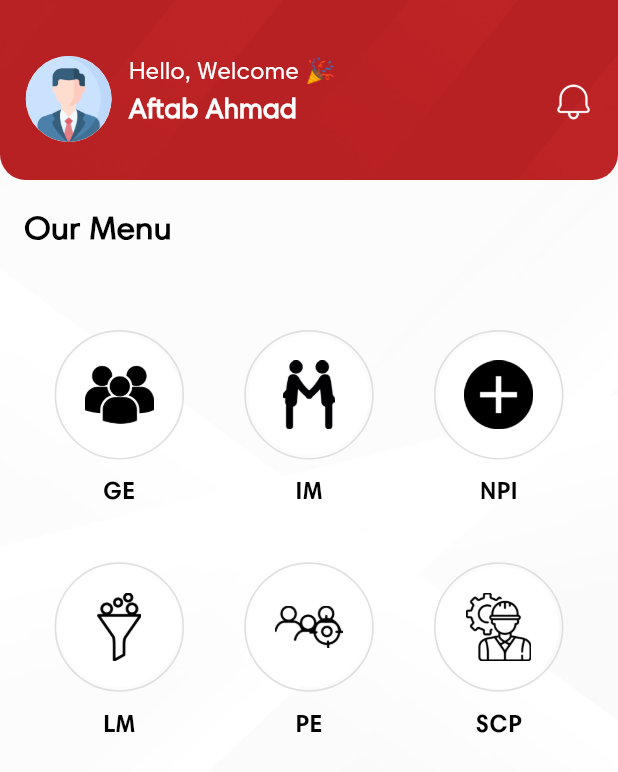
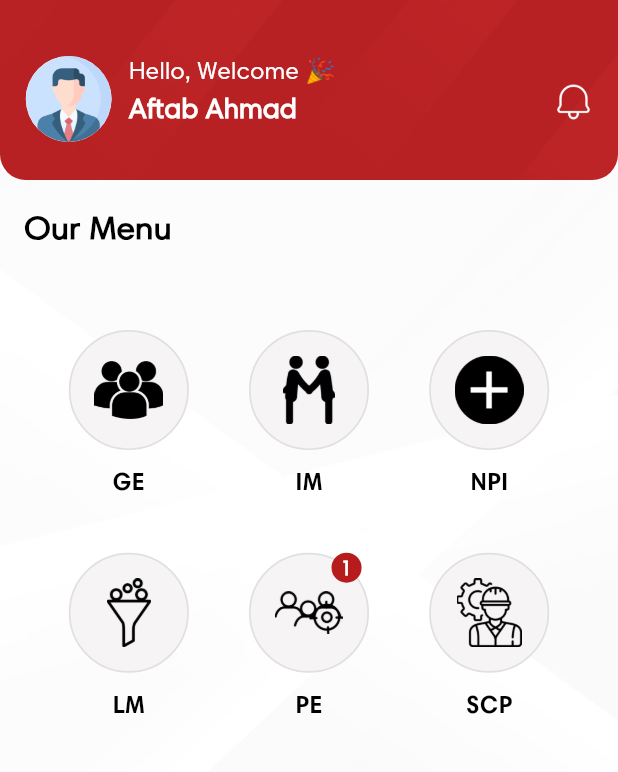
Before and after one commit to syedrehan46/Maple-Leaf, a Flutter app: the UleDashboardView screen opened directly, on a phone screen of 412 x 824 dp. Shown: the top 772 px of the screen. Run offline on Flutter 3.47's test engine with Material 3 defaults, Android fonts, the phone set to English and light mode, and no system bars; our stand-ins replace device_info_plus, firebase_core, flutter_easyloading, flutter_screenutil, flutter_svg, get and 3 more; accounts and stored records are empty.

Commit message:
color setings

```diff
--- a/lib/view/dashboard/ule_dashboard_view.dart
+++ b/lib/view/dashboard/ule_dashboard_view.dart
@@ -114,7 +114,7 @@ class _UleDashboardViewState extends State<UleDashboardView> {
                     style: TextStyle(
                       color: Colors.black,
                       fontSize: 22,
-                      fontWeight: FontWeight.bold,
+                      fontWeight: FontWeight.w700,
                     ),
                   ),
                 ),
@@ -162,10 +162,30 @@ class _UleDashboardViewState extends State<UleDashboardView> {
                             label: "LM",
                             onTap: () {Get.to(LeadManagementView());}),
                         SizedBox(width: 35.w),
-                        _buildAvatar(
-                            imagePath: "assets/images/ic_pe.png",
-                            label: "PE",
-                            onTap: () {Get.to(PainterEngagementView());}),
+                        Stack(
+                          children: [
+                            _buildAvatar(
+                                imagePath: "assets/images/ic_pe.png",
+                                label: "PE",
+                                onTap: () {Get.to(PainterEngagementView());}),
+                            Positioned(
+                              top: 0,
+                              right: 5,
+                              child: Container(
+                                height: 20,
+                                width: 20,
+                                decoration: BoxDecoration(
+                                  color: AppColors.redColor,
+                                  shape: BoxShape.circle
+                                ),
+                                child: Center(child: Text('1',style: AppFonts.styleHarmoniaRegular12W400(AppColors.whiteColor).copyWith(
+                                  fontWeight: FontWeight.w800
+                                ),)),
+
+                              ),
+                            )
+                          ],
+                        ),
                         SizedBox(width: 35.w),
                         _buildAvatar(
                             imagePath: "assets/images/ic_scp.png",
@@ -196,14 +216,14 @@ class _UleDashboardViewState extends State<UleDashboardView> {
             padding: EdgeInsets.all(2),
             decoration: BoxDecoration(
               shape: BoxShape.circle,
+              color: Color(0xfff6f4f4),
               border: Border.all(
                 color: Colors.grey.shade300,
                 width: 1.w,
               ),
             ),
-            child: CircleAvatar(
-              radius: 35.r,
-              backgroundColor: Colors.white,
+            child: Padding(
+              padding: const EdgeInsets.all(14.0),
               child: Image.asset(
                 imagePath,
                 height: 40.r,
--- a/lib/view/individual meetup/individual_meetup_view.dart
+++ b/lib/view/individual meetup/individual_meetup_view.dart
@@ -83,7 +83,7 @@ class _IndividualMeetupViewState extends State<IndividualMeetupView> {
                               Container(
                                 height: 20,
                                 width: 20,
-                                decoration: BoxDecoration(shape: BoxShape.circle,color: Colors.red),
+                                decoration: BoxDecoration(shape: BoxShape.circle,color: AppColors.redColor),
                                 child: Center(child: Text("0",style: TextStyle(color: Colors.white),)),
                               )
                             ],
@@ -126,7 +126,7 @@ class _IndividualMeetupViewState extends State<IndividualMeetupView> {
                               Container(
                                 height: 20,
                                 width: 20,
-                                decoration: BoxDecoration(shape: BoxShape.circle,color: Colors.red),
+                                decoration: BoxDecoration(shape: BoxShape.circle,color: AppColors.redColor),
                                 child: Center(child: Text("0",style: TextStyle(color: Colors.white),)),
                               )
                             ],
```
Also changed, not shown: lib/utils/custom widgets/custom_appbar.dart (+6 -4 lines), lib/view/auth/sign_in_view.dart (+19 -8 lines), 4 other files.
